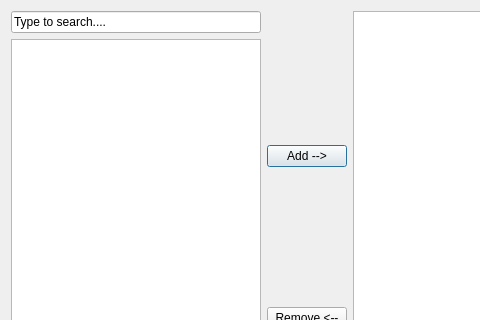
Qt form src/DGLGui/ui/dglbreakpointdialog.ui (scygan/debugler) before a commit; both pictures show x 0 to 480 and y 0 to 320 of the 615 by 511 pixel window.
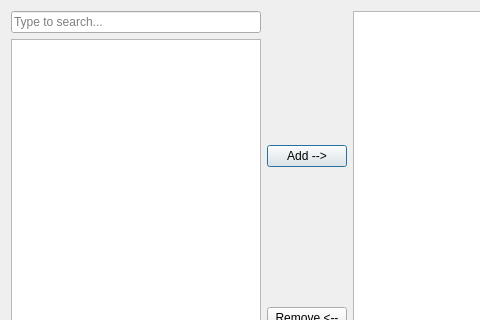
The same form after that commit.

Commit message: Properly implement searching in breakpoint dialog

What changed in the file:
```diff
--- a/src/DGLGui/ui/dglbreakpointdialog.ui
+++ b/src/DGLGui/ui/dglbreakpointdialog.ui
@@ -20,8 +20,8 @@
       <layout class="QVBoxLayout" name="verticalLayout_3">
        <item>
         <widget class="QLineEdit" name="lineSearch">
-         <property name="text">
-          <string>Type to search....</string>
+         <property name="placeholderText">
+          <string>Type to search...</string>
          </property>
         </widget>
        </item>
```
Left out of the diff: 102 changed lines with no effect on the pictures. The commit also changes 2 other files.
